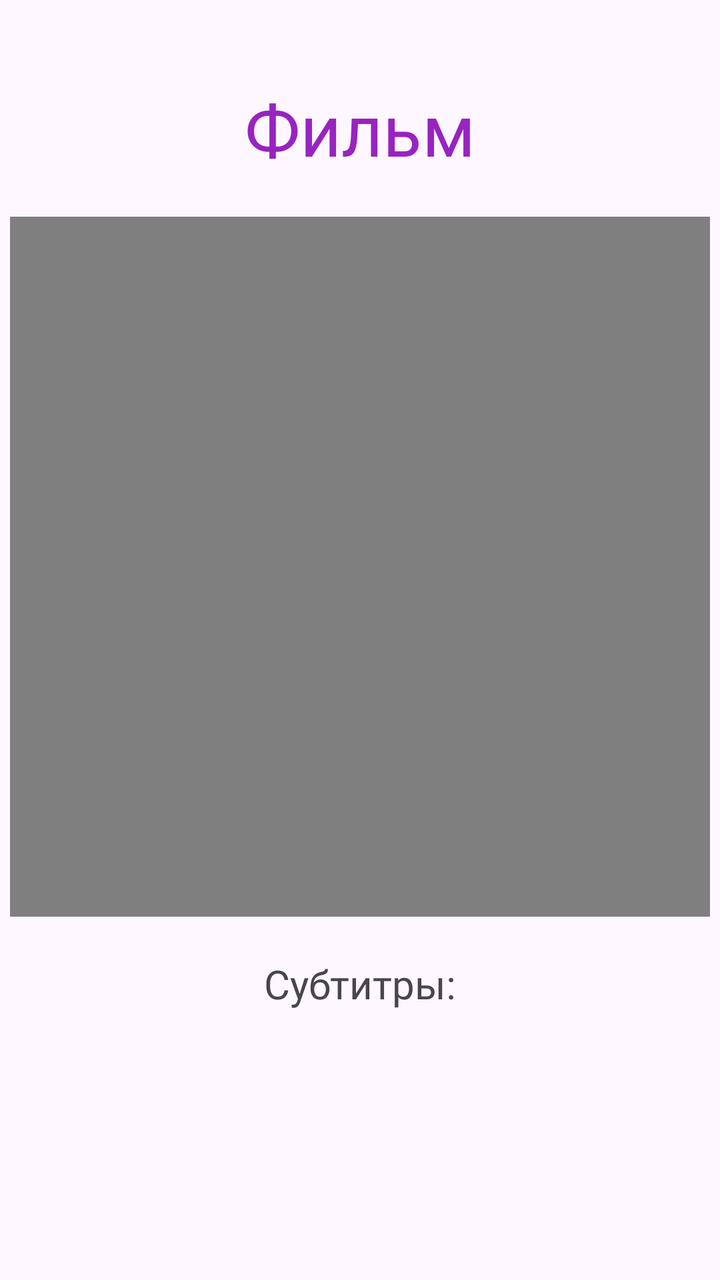
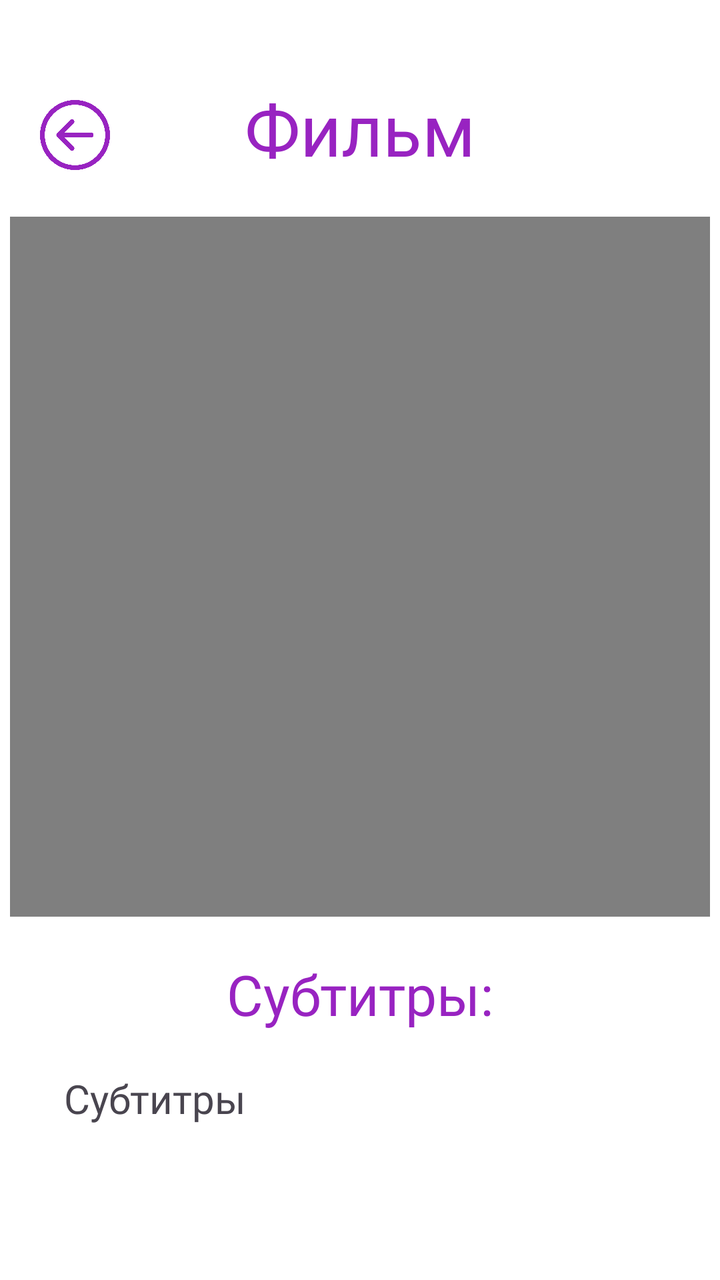

Two renders of the same Android screen: before a commit and after it. Below are the layout's source before the change and the commit's diff.
<!-- AndroidManifest.xml: application theme Theme.SpeechToTextApp -->
<!-- res/layout/fragment_description.xml -->
<?xml version="1.0" encoding="utf-8"?>
<androidx.constraintlayout.widget.ConstraintLayout xmlns:android="http://schemas.android.com/apk/res/android"
    xmlns:app="http://schemas.android.com/apk/res-auto"
    xmlns:tools="http://schemas.android.com/tools"
    android:layout_width="match_parent"
    android:layout_height="match_parent"
    tools:context=".ui.movie.DescriptionFragment">

    <TextView
        android:id="@+id/txt_title"
        android:layout_width="match_parent"
        android:layout_height="wrap_content"
        android:fontFamily="@font/montserratbold"
        android:text="Фильм"
        android:textAlignment="center"
        android:textColor="@color/purple"
        android:textSize="36sp"
        android:layout_marginTop="40dp"
        app:layout_constraintEnd_toEndOf="parent"
        app:layout_constraintTop_toTopOf="parent" />

    <VideoView
        android:id="@+id/video_movie"
        android:layout_marginTop="20dp"
        android:layout_width="350dp"
        android:layout_height="350dp"
        app:layout_constraintEnd_toEndOf="parent"
        app:layout_constraintStart_toStartOf="parent"
        app:layout_constraintTop_toBottomOf="@+id/txt_title" />

    <TextView
        android:id="@+id/txt_subtitles"
        android:layout_marginTop="20dp"
        android:layout_width="match_parent"
        android:layout_height="wrap_content"
        android:layout_weight="1"
        android:fontFamily="@font/montserratsemibold"
        android:text="Субтитры:"
        android:textAlignment="center"
        android:textSize="20sp"
        app:layout_constraintTop_toBottomOf="@+id/video_movie" />
</androidx.constraintlayout.widget.ConstraintLayout>
<!-- resources referenced by this layout -->
<resources>
  <color name="purple">#FF9823C1</color>
  <style name="Theme.SpeechToTextApp" parent="Base.Theme.SpeechToTextApp" />
  <style name="Base.Theme.SpeechToTextApp" parent="Theme.Material3.DayNight.NoActionBar">
          
          
      </style>
</resources>

<!-- the commit's change to res/layout/fragment_description.xml (unified diff, before → after) -->
@@ -4,18 +4,31 @@
     xmlns:tools="http://schemas.android.com/tools"
     android:layout_width="match_parent"
     android:layout_height="match_parent"
-    tools:context=".ui.movie.DescriptionFragment">
+    tools:context=".ui.movie.DescriptionFragment"
+    android:background="@color/white">
+
+    <ImageButton
+        android:id="@+id/btn_back"
+        android:layout_width="35dp"
+        android:layout_height="35dp"
+        android:background="@color/white"
+        android:scaleType="fitCenter"
+        android:src="@drawable/back_button"
+        android:layout_marginTop="50dp"
+        android:layout_marginStart="20dp"
+        app:layout_constraintStart_toStartOf="parent"
+        app:layout_constraintTop_toTopOf="parent" />
 
     <TextView
         android:id="@+id/txt_title"
         android:layout_width="match_parent"
         android:layout_height="wrap_content"
+        android:layout_marginTop="40dp"
         android:fontFamily="@font/montserratbold"
         android:text="Фильм"
         android:textAlignment="center"
         android:textColor="@color/purple"
         android:textSize="36sp"
-        android:layout_marginTop="40dp"
         app:layout_constraintEnd_toEndOf="parent"
         app:layout_constraintTop_toTopOf="parent" />
 
@@ -29,14 +42,28 @@
         app:layout_constraintTop_toBottomOf="@+id/txt_title" />
 
     <TextView
-        android:id="@+id/txt_subtitles"
+        android:id="@+id/textView"
         android:layout_marginTop="20dp"
         android:layout_width="match_parent"
         android:layout_height="wrap_content"
         android:layout_weight="1"
         android:fontFamily="@font/montserratsemibold"
         android:text="Субтитры:"
+        android:textColor="@color/purple"
         android:textAlignment="center"
+        android:textSize="28sp"
+        app:layout_constraintTop_toBottomOf="@+id/video_movie" />
+
+    <TextView
+        android:id="@+id/txt_subtitles"
+        android:layout_marginTop="20dp"
+        android:layout_width="match_parent"
+        android:layout_height="wrap_content"
+        android:layout_marginHorizontal="32dp"
+        android:layout_weight="1"
+        android:fontFamily="@font/montserratsemibold"
+        android:text="Субтитры"
         android:textSize="20sp"
-        app:layout_constraintTop_toBottomOf="@+id/video_movie" />
+        app:layout_constraintTop_toBottomOf="@+id/textView" />
+
 </androidx.constraintlayout.widget.ConstraintLayout>
<!-- resource entries referenced after the edit -->
@@ -1,6 +1,8 @@
 <!-- resources referenced by this layout -->
 <resources>
   <color name="purple">#FF9823C1</color>
+  <color name="white">#FFFFFFFF</color>
+  <!-- drawable back_button: png bitmap (drawable, 29988 bytes) -->
   <style name="Theme.SpeechToTextApp" parent="Base.Theme.SpeechToTextApp" />
   <style name="Base.Theme.SpeechToTextApp" parent="Theme.Material3.DayNight.NoActionBar">
           
